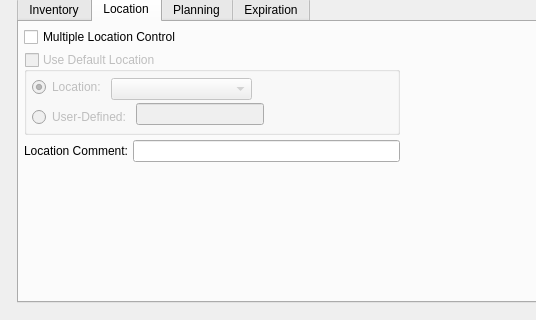
Above: xtuple/trunk/guiclient/createItemSitesByClassCode.ui from WooodHead/xtuple before the change; both pictures show x 0 to 536 and y 280 to 600 of the 800 by 600 pixel window. Below: the same form after it.
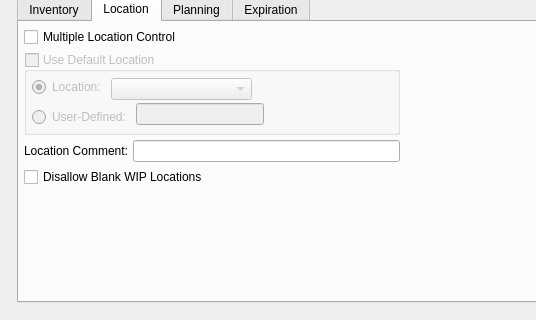
That is the form after the change. The open tabs and pages were chosen to show the change. Custom widgets are drawn as their Qt base class.

Commit message: User submitted change from malfredo32 to add missing option to screen. Issue #9765.

```diff
--- a/xtuple/trunk/guiclient/createItemSitesByClassCode.ui
+++ b/xtuple/trunk/guiclient/createItemSitesByClassCode.ui
@@ -847,6 +847,13 @@
              </item>
             </layout>
            </item>
+           <item>
+            <widget class="QCheckBox" name="_disallowBlankWIP">
+             <property name="text">
+              <string>Disallow Blank WIP Locations</string>
+             </property>
+            </widget>
+           </item>
            <item>
             <spacer name="verticalSpacer">
              <property name="orientation">
```
The commit also changes 1 other file.
